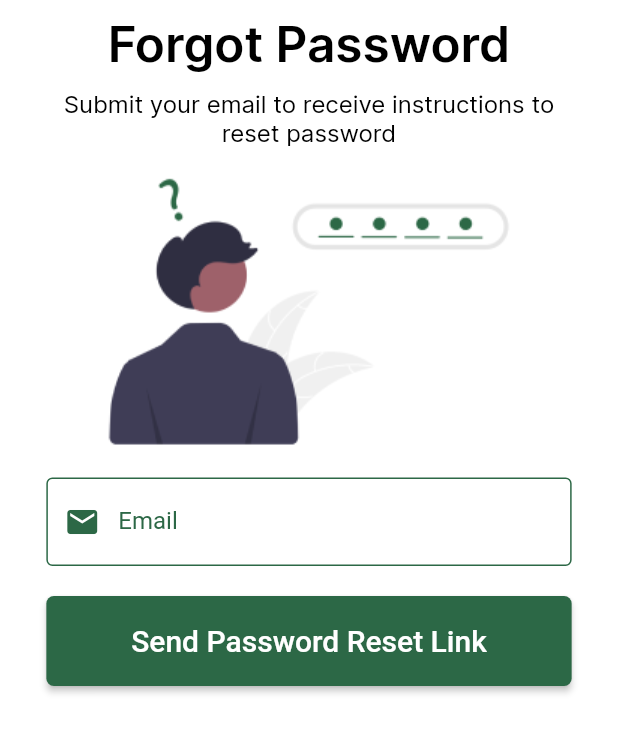
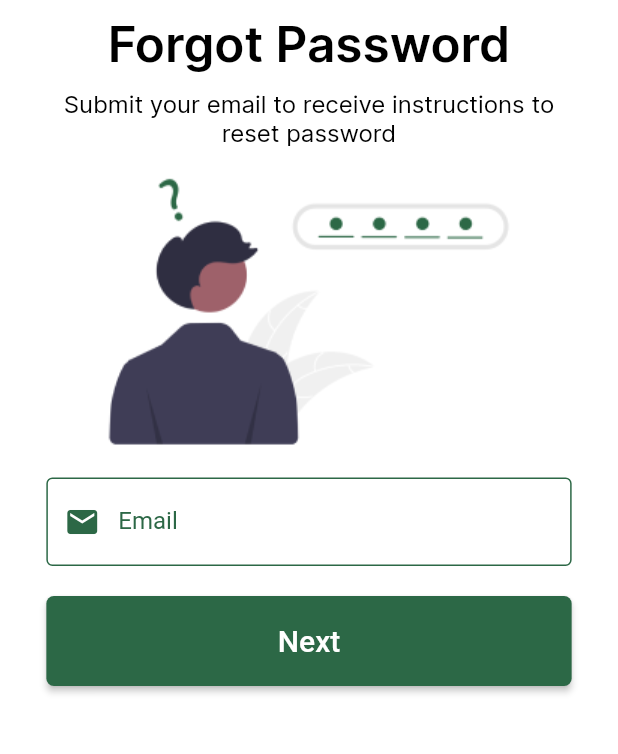
Before and after one commit to Ks1220/flutter_grocery_user, a Flutter app: the ForgotPassword screen opened directly, on a phone screen of 412 x 824 dp, the part 121-875 px from its top. Run offline on Flutter 3.47's test engine with Material 2 defaults, Android fonts, the phone set to English and light mode, and no system bars; our stand-ins replace cached_network_image, cloud_firestore, double_back_to_close_app, firebase_auth, firebase_core, firebase_storage and 9 more; missing offline and left inert: alphabet_scroll_view, clippy_flutter, cloud_firestore_web, custom_info_window, firebase_auth_web, firebase_core_web and 5 more; accounts and stored records are empty.

Commit message:
Fix button lengthy issue

```diff
--- a/lib/ForgotPassword.dart
+++ b/lib/ForgotPassword.dart
@@ -143,14 +143,14 @@ class _ForgotPasswordState extends State<ForgotPassword> {
                     shape: RoundedRectangleBorder(
                       borderRadius: new BorderRadius.circular(5.0),
                     ),
-                    padding: EdgeInsets.fromLTRB(50, 10, 50, 10),
+                    padding: EdgeInsets.fromLTRB(70, 10, 70, 10),
                     onPressed: () {
                       if (_formKey.currentState!.validate()) {
                         resetPassword()
                             .then((value) => {_emailController.clear()});
                       }
                     },
-                    child: Text('Send Password Reset Link',
+                    child: Text('Next',
                         style: TextStyle(
                             color: Colors.white,
                             fontSize: 20.0,
```
